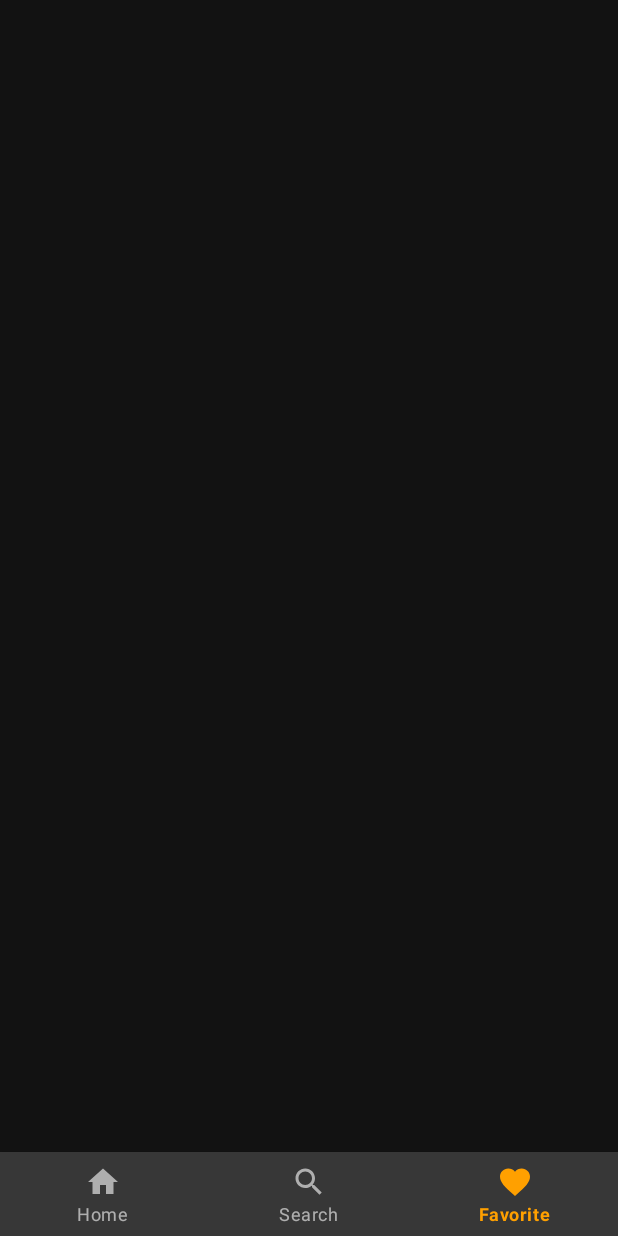
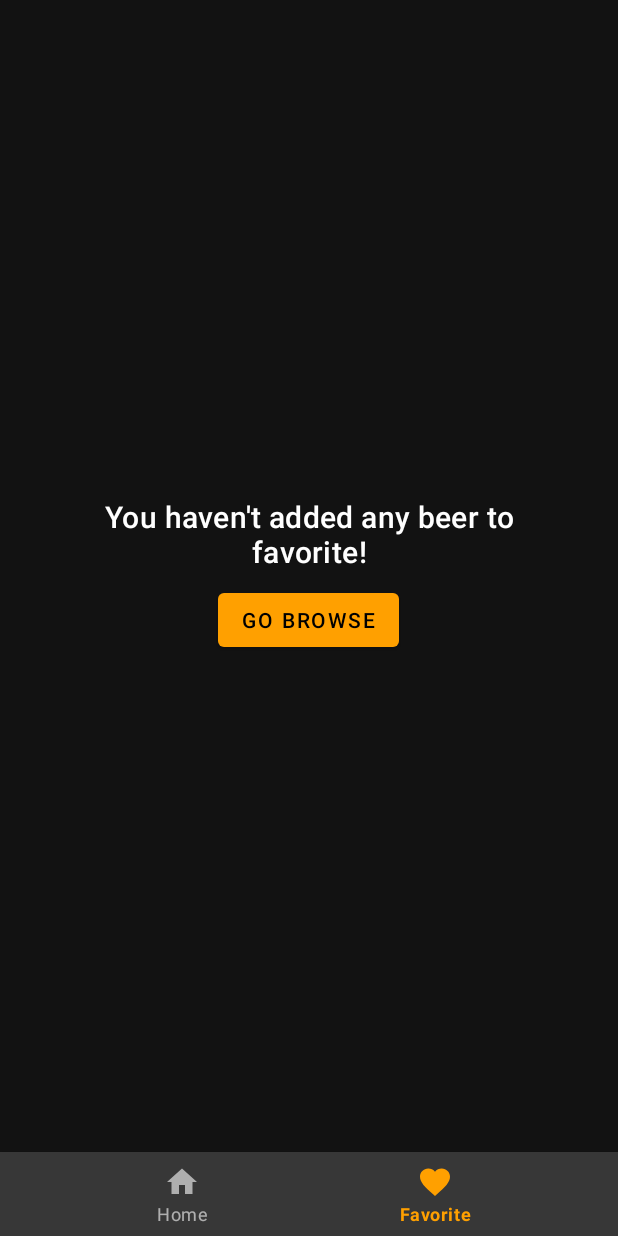
Before and after one commit to paktalin/beerry, an Android app: the FavoriteFragment screen opened through its navigation route, on a phone screen of 412 x 824 dp. Run offline under Robolectric (Android 15) with nearby library versions, the phone set to English and light mode, and no system bars; our stand-ins replace Picasso, Volley, navigation-ui; network calls fail; pictures from the network do not load.

Commit message:
Notifying user there are not favorites; Default beer image

```diff
--- a/app/src/main/AndroidManifest.xml
+++ b/app/src/main/AndroidManifest.xml
@@ -12,12 +12,11 @@
         android:label="@string/app_name"
         android:roundIcon="@mipmap/ic_launcher_round"
         android:supportsRtl="true"
-        android:theme="@style/AppTheme"
-        tools:ignore="GoogleAppIndexingWarning">
+        tools:ignore="GoogleAppIndexingWarning"
+        android:theme="@style/AppTheme">
         <activity
             android:name=".MainActivity"
-            android:label="@string/app_name"
-            android:theme="@style/AppTheme.Main">
+            android:label="@string/app_name">
             <intent-filter>
                 <action android:name="android.intent.action.MAIN" />
 
--- a/app/src/main/java/com/paktalin/beerapp/ui/BeerAdapter.kt
+++ b/app/src/main/java/com/paktalin/beerapp/ui/BeerAdapter.kt
@@ -69,6 +69,7 @@ open class BeerAdapter(
         Picasso.with(context)
             .load(imageUrl)
             .networkPolicy(NetworkPolicy.OFFLINE)
+            .error(context?.getDrawable(R.drawable.icon))
             .into(holder.imageView, object : Callback {
                 override fun onSuccess() {
                     holder.progress.visibility = View.GONE
@@ -78,6 +79,7 @@ open class BeerAdapter(
                     holder.progress.visibility = View.GONE
                     Picasso.with(context)
                         .load(imageUrl)
+                        .error(context?.getDrawable(R.drawable.icon))
                         .into(holder.imageView)
                 }
             })
--- a/app/src/main/java/com/paktalin/beerapp/ui/beer_details/DetailsFragment.kt
+++ b/app/src/main/java/com/paktalin/beerapp/ui/beer_details/DetailsFragment.kt
@@ -17,7 +17,7 @@ import com.paktalin.beerapp.ui.format
 import com.paktalin.beerapp.ui.formatAbv
 import com.paktalin.beerapp.ui.formatUnits
 import com.squareup.picasso.Picasso
-import kotlinx.android.synthetic.main.fragment_detais.view.*
+import kotlinx.android.synthetic.main.fragment_details.view.*
 import kotlinx.android.synthetic.main.layout_brewers_tips.view.*
 import kotlinx.android.synthetic.main.layout_characteristics.view.*
 import kotlinx.android.synthetic.main.layout_food_pairing.view.*
@@ -41,11 +41,12 @@ class DetailsFragment : Fragment() {
         container: ViewGroup?,
         savedInstanceState: Bundle?
     ): View? {
-        val view = inflater.inflate(R.layout.fragment_detais, container, false)
+        val view = inflater.inflate(R.layout.fragment_details, container, false)
         with(view) {
             (activity as AppCompatActivity).setSupportActionBar(toolbar as Toolbar)
-            Picasso.with(context).load(beer.imageUrl).into(image_beer)
+            Picasso.with(context).load(beer.imageUrl).error(context?.getDrawable(R.drawable.icon)).into(image_beer)
             setUpButtonFavorite(button_add_to_favorite)
+            activity?.actionBar?.setDisplayHomeAsUpEnabled(true)
 
             setUpColors()
             setUpExpandButtons()
--- a/app/src/main/java/com/paktalin/beerapp/ui/favorite/FavoriteFragment.kt
+++ b/app/src/main/java/com/paktalin/beerapp/ui/favorite/FavoriteFragment.kt
@@ -6,11 +6,13 @@ import android.view.LayoutInflater
 import android.view.View
 import android.view.ViewGroup
 import androidx.fragment.app.Fragment
+import androidx.navigation.findNavController
 import com.paktalin.beerapp.Beer
 import com.paktalin.beerapp.R
 import com.paktalin.beerapp.getFavoriteBeers
 import com.paktalin.beerapp.ui.BeerAdapter
-import kotlinx.android.synthetic.main.fragment_home.view.*
+import kotlinx.android.synthetic.main.fragment_favorite.view.*
+import kotlinx.android.synthetic.main.fragment_home.view.recycler_view_all
 
 class FavoriteFragment : Fragment() {
 
@@ -18,7 +20,7 @@ class FavoriteFragment : Fragment() {
 
     override fun onAttach(context: Context) {
         super.onAttach(context)
-        beers = context.getFavoriteBeers()
+        beers = context.getFavoriteBeers().apply { forEach { beer -> beer.isFavorite = true } }
     }
 
     override fun onCreateView(
@@ -26,8 +28,15 @@ class FavoriteFragment : Fragment() {
         container: ViewGroup?,
         savedInstanceState: Bundle?
     ): View? {
-        val root = inflater.inflate(R.layout.fragment_favorite, container, false)
-        root.recycler_view_all.adapter = BeerAdapter(beers)
-        return root
+        val view = inflater.inflate(R.layout.fragment_favorite, container, false)
+        view.recycler_view_all.adapter = BeerAdapter(beers)
+
+        if(beers.isEmpty()) {
+            view.layout_no_favorites.visibility = View.VISIBLE
+            view.button_browse.setOnClickListener { activity?.findNavController(R.id.nav_host_fragment)?.navigate(R.id.navigation_home) }
+        } else
+            view.layout_no_favorites.visibility = View.GONE
+
+        return view
     }
 }
--- a/app/src/main/java/com/paktalin/beerapp/ui/home/HomeFragment.kt
+++ b/app/src/main/java/com/paktalin/beerapp/ui/home/HomeFragment.kt
@@ -2,6 +2,7 @@ package com.paktalin.beerapp.ui.home
 
 import android.content.Context
 import android.os.Bundle
+import android.transition.TransitionInflater
 import android.view.LayoutInflater
 import android.view.View
 import android.view.ViewGroup
--- /dev/null
+++ b/app/src/main/res/drawable/icon.xml
@@ -0,0 +1,2 @@
+<?xml version="1.0" encoding="utf-8"?>
+<bitmap android:src="@drawable/beer_icon" xmlns:android="http://schemas.android.com/apk/res/android" android:tint="@color/colorSecondaryLight"/>
--- a/app/src/main/res/layout/fragment_detais.xml
+++ b/app/src/main/res/layout/fragment_details.xml
@@ -55,7 +55,6 @@
                     app:layout_constraintBottom_toBottomOf="@id/view_color"
                     app:layout_constraintStart_toStartOf="parent"
                     app:layout_constraintTop_toTopOf="@id/view_color"
-                    app:srcCompat="@drawable/beer_image_debug"
                     tools:ignore="ContentDescription" />
 
                 <com.google.android.material.floatingactionbutton.FloatingActionButton
--- a/app/src/main/res/layout/fragment_favorite.xml
+++ b/app/src/main/res/layout/fragment_favorite.xml
@@ -1,6 +1,41 @@
 <?xml version="1.0" encoding="utf-8"?>
-<androidx.coordinatorlayout.widget.CoordinatorLayout xmlns:android="http://schemas.android.com/apk/res/android"
-    xmlns:app="http://schemas.android.com/apk/res-auto"
+
+<androidx.constraintlayout.widget.ConstraintLayout android:layout_width="match_parent"
+    android:layout_height="match_parent"
+    xmlns:android="http://schemas.android.com/apk/res/android"
+    xmlns:app="http://schemas.android.com/apk/res-auto">
+
+    <LinearLayout
+        android:id="@+id/layout_no_favorites"
+        android:layout_width="0dp"
+        android:layout_height="wrap_content"
+        android:layout_marginStart="32dp"
+        android:layout_marginEnd="32dp"
+        android:gravity="center_horizontal"
+        android:orientation="vertical"
+        android:visibility="gone"
+        app:layout_constraintBottom_toBottomOf="parent"
+        app:layout_constraintEnd_toEndOf="parent"
+        app:layout_constraintStart_toStartOf="parent"
+        app:layout_constraintTop_toTopOf="parent">
+
+        <com.google.android.material.textview.MaterialTextView
+            android:layout_width="wrap_content"
+            android:layout_height="wrap_content"
+            android:gravity="center_horizontal"
+            android:text="@string/you_haven_t_added_any_beer_to_favorite"
+            android:textAppearance="@style/TextAppearance.MaterialComponents.Headline6" />
+
+        <com.google.android.material.button.MaterialButton
+            android:id="@+id/button_browse"
+            android:layout_width="wrap_content"
+            android:layout_height="wrap_content"
+            android:layout_gravity="center_horizontal"
+            android:layout_marginTop="8dp"
+            android:text="@string/go_browse" />
+    </LinearLayout>
+
+<androidx.coordinatorlayout.widget.CoordinatorLayout xmlns:app="http://schemas.android.com/apk/res-auto"
     android:layout_width="match_parent"
     android:layout_height="match_parent">
 
@@ -16,3 +51,5 @@
         app:spanCount="2" />
 
 </androidx.coordinatorlayout.widget.CoordinatorLayout>
+
+</androidx.constraintlayout.widget.ConstraintLayout>
--- a/app/src/main/res/menu/bottom_nav_menu.xml
+++ b/app/src/main/res/menu/bottom_nav_menu.xml
@@ -6,11 +6,6 @@
         android:title="@string/title_home" />
 
     <item
-        android:id="@+id/navigation_search"
-        android:icon="@drawable/ic_search_24px"
-        android:title="@string/title_search" />
-
-    <item
         android:id="@+id/navigation_favorite"
         android:icon="@drawable/ic_favorite_24px"
         android:title="@string/title_favorite" />
--- a/app/src/main/res/navigation/mobile_navigation.xml
+++ b/app/src/main/res/navigation/mobile_navigation.xml
@@ -9,29 +9,16 @@
         android:id="@+id/navigation_home"
         android:name="com.paktalin.beerapp.ui.home.HomeFragment"
         android:label="@string/title_home"
-        tools:layout="@layout/fragment_home">
-        <action
-            android:id="@+id/action_navigation_home_to_navigation_details"
-            app:destination="@id/navigation_details"
-            app:enterAnim="@anim/nav_default_enter_anim"
-            app:exitAnim="@anim/nav_default_exit_anim" />
-    </fragment>
-
-    <fragment
-        android:id="@+id/navigation_search"
-        android:name="com.paktalin.beerapp.ui.notifications.NotificationsFragment"
-        android:label="@string/title_search"
-        tools:layout="@layout/fragment_search" />
+        tools:layout="@layout/fragment_home"/>
 
     <fragment
         android:id="@+id/navigation_favorite"
         android:name="com.paktalin.beerapp.ui.favorite.FavoriteFragment"
         android:label="@string/title_favorite"
-        tools:layout="@layout/fragment_favorite">
-    </fragment>
+        tools:layout="@layout/fragment_favorite"/>
 
     <fragment
         android:id="@+id/navigation_details"
         android:name="com.paktalin.beerapp.ui.beer_details.DetailsFragment"
-        tools:layout="@layout/fragment_detais" />
+        tools:layout="@layout/fragment_details" />
 </navigation>
--- a/app/src/main/res/transition/detail_enter.xml
+++ /dev/null
@@ -1,6 +0,0 @@
-<?xml version="1.0" encoding="utf-8"?>
-<transitionSet xmlns:android="http://schemas.android.com/apk/res/android"
-    android:transitionOrdering="together">
-    <slide android:slideEdge="bottom"/>
-    <fade/>
-</transitionSet>
--- a/app/src/main/res/transition/main_exit.xml
+++ /dev/null
@@ -1,10 +0,0 @@
-<?xml version="1.0" encoding="utf-8"?>
-<transitionSet xmlns:android="http://schemas.android.com/apk/res/android"
-    android:transitionOrdering="together">
-
-    <explode xmlns:android="http://schemas.android.com/apk/res/android">
-    </explode>
-    <fade>
-    </fade>
-
-</transitionSet>
--- a/app/src/main/res/transition/main_reenter.xml
+++ /dev/null
@@ -1,8 +0,0 @@
-<?xml version="1.0" encoding="utf-8"?>
-<transitionSet xmlns:android="http://schemas.android.com/apk/res/android"
-    android:transitionOrdering="together">
-
-    <fade>
-    </fade>
-
-</transitionSet>
--- a/app/src/main/res/values/strings.xml
+++ b/app/src/main/res/values/strings.xml
@@ -28,5 +28,7 @@
     <string name="title_brewers_tips">Brewers Tips</string>
     <string name="title_first_brewed">First Brewed</string>
     <string name="unspecified">Unspecified</string>
+    <string name="go_browse">Go browse</string>
+    <string name="you_haven_t_added_any_beer_to_favorite">You haven\'t added any beer to favorite!</string>
 
 </resources>
--- a/app/src/main/res/values/styles.xml
+++ b/app/src/main/res/values/styles.xml
@@ -29,17 +29,6 @@
         <item name="cornerSizeBottomLeft">0dp</item>
     </style>
 
-    <style name="AppTheme.Main">
-        <item name="android:windowExitTransition">@transition/main_exit</item>
-        <item name="android:windowReenterTransition">@transition/main_reenter</item>
-    </style>
-
-    <style name="AppTheme.Detail">
-        <item name="android:windowTranslucentStatus">true</item>
-        <item name="android:windowAllowEnterTransitionOverlap">true</item>
-        <item name="android:windowEnterTransition">@transition/detail_enter</item>
-    </style>
-
     <style name="SubtitleStyle" parent="Widget.MaterialComponents.TextView">
         <item name="android:paddingEnd">24dp</item>
         <item name="android:paddingStart">24dp</item>
```
Also changed, not shown: app/src/main/res/drawable/beer_icon.png (added), app/src/main/res/drawable/beer_image_debug.png (deleted).
